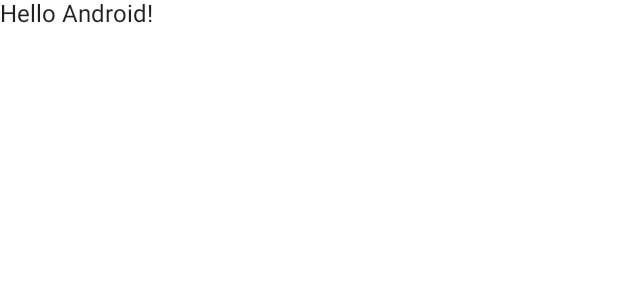
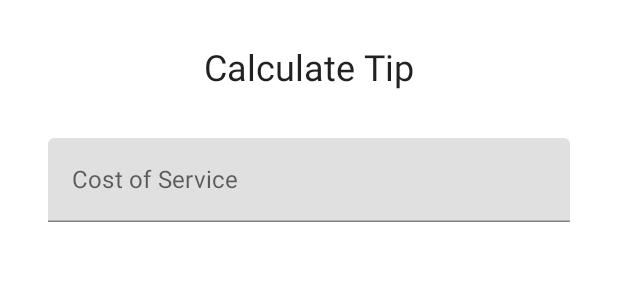
Before and after one commit to sourabhkumar47/Tip-Time-Compose, an Android app built with Jetpack Compose: the @Preview function DefaultPreview, on a phone screen of 412 x 824 dp. Shown: the top 300 px of the screen. Run offline under Robolectric (Android 15) with nearby library versions, the phone set to English and light mode, and no system bars.

```diff
--- a/app/src/main/java/com/example/tiptimecompose/MainActivity.kt
+++ b/app/src/main/java/com/example/tiptimecompose/MainActivity.kt
@@ -3,13 +3,20 @@ package com.example.tiptimecompose
 import android.os.Bundle
 import androidx.activity.ComponentActivity
 import androidx.activity.compose.setContent
-import androidx.compose.foundation.layout.fillMaxSize
+import androidx.compose.foundation.layout.*
+import androidx.compose.foundation.text.KeyboardOptions
 import androidx.compose.material.MaterialTheme
 import androidx.compose.material.Surface
 import androidx.compose.material.Text
-import androidx.compose.runtime.Composable
+import androidx.compose.material.TextField
+import androidx.compose.runtime.*
+import androidx.compose.ui.Alignment
 import androidx.compose.ui.Modifier
+import androidx.compose.ui.res.stringResource
+import androidx.compose.ui.text.input.KeyboardType
 import androidx.compose.ui.tooling.preview.Preview
+import androidx.compose.ui.unit.dp
+import androidx.compose.ui.unit.sp
 import com.example.tiptimecompose.ui.theme.TipTimeComposeTheme
 
 class MainActivity : ComponentActivity() {
@@ -22,7 +29,7 @@ class MainActivity : ComponentActivity() {
                     modifier = Modifier.fillMaxSize(),
                     color = MaterialTheme.colors.background
                 ) {
-                    Greeting("Android")
+                    TipTimeScreen()
                 }
             }
         }
@@ -30,14 +37,43 @@ class MainActivity : ComponentActivity() {
 }
 
 @Composable
-fun Greeting(name: String) {
-    Text(text = "Hello $name!")
+fun TipTimeScreen() {
+
+    Column(
+        modifier = Modifier.padding(32.dp),
+        verticalArrangement = Arrangement.spacedBy(8.dp)
+    ) {
+        Text(
+            stringResource(R.string.calculate_tip),
+            fontSize = 24.sp,
+            modifier = Modifier.align(Alignment.CenterHorizontally)
+        )
+        Spacer(modifier = Modifier.height(16.dp))
+        EditNumberField()
+    }
+}
+
+@Composable
+fun EditNumberField() {
+    var amountInput by remember { mutableStateOf("") }
+    TextField(
+        value = amountInput,
+        onValueChange = { amountInput = it },
+        label = { Text(stringResource(R.string.cost_of_service)) },
+        modifier = Modifier.fillMaxWidth(),
+        singleLine = true,
+        keyboardOptions = KeyboardOptions(keyboardType = KeyboardType.Number)
+    )
+}
+
+private fun calculateTip(){
+
 }
 
 @Preview(showBackground = true)
 @Composable
 fun DefaultPreview() {
     TipTimeComposeTheme {
-        Greeting("Android")
+        TipTimeScreen()
     }
 }
```
